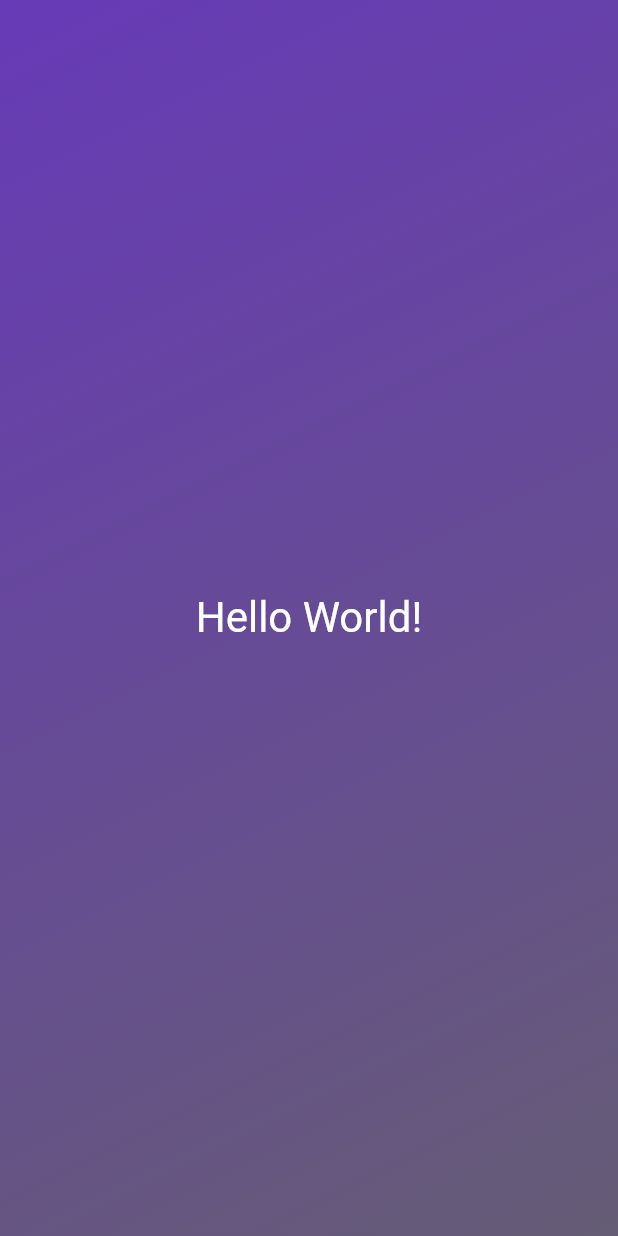
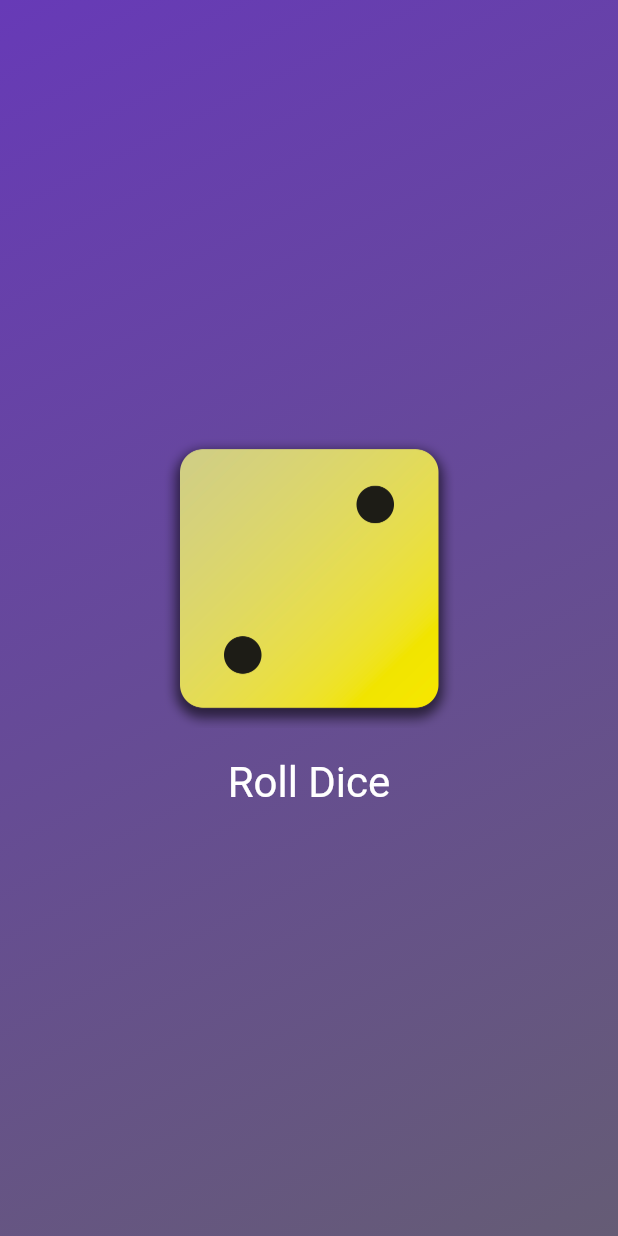
Before and after one commit to S-jooyoung/web-study.repo, a Flutter app: the screen it shows after launch, on a phone screen of 412 x 824 dp. Run offline on Flutter 3.47's test engine with Material 2 defaults, Android fonts, the light colour scheme and no system bars.

Commit message:
Feat: flutter - understanding stateful Widgets and make random dice

```diff
--- /dev/null
+++ b/flutter_basic/first_app/lib/dice_roller.dart
@@ -0,0 +1,41 @@
+import 'dart:math';
+
+import 'package:flutter/material.dart';
+
+final randomizer = Random();
+
+class DiceRoller extends StatefulWidget {
+  @override
+  State<DiceRoller> createState() {
+    return _DiceRollerState();
+  }
+}
+
+class _DiceRollerState extends State<DiceRoller> {
+  var currentDiceRoll = 2;
+
+  void rollDice() {
+    setState(() {
+      currentDiceRoll = randomizer.nextInt(6) + 1;
+    });
+  }
+
+  @override
+  Widget build(context) {
+    return Column(mainAxisSize: MainAxisSize.min, children: [
+      Image.asset(
+        'assets/images/dice-$currentDiceRoll.png',
+        width: 200,
+      ),
+      TextButton(
+        onPressed: rollDice,
+        style: TextButton.styleFrom(
+          padding: const EdgeInsets.only(top: 20),
+          foregroundColor: Colors.white,
+          textStyle: const TextStyle(fontSize: 28),
+        ),
+        child: const Text('Roll Dice'),
+      )
+    ]);
+  }
+}
--- a/flutter_basic/first_app/lib/gradient_container.dart
+++ b/flutter_basic/first_app/lib/gradient_container.dart
@@ -1,11 +1,11 @@
 import "package:flutter/material.dart";
-import 'package:first_app/styled_text.dart';
+import "package:first_app/dice_roller.dart";
 
 const startAlignment = Alignment.topLeft;
 const endAlignment = Alignment.bottomRight;
 
 class GradientContainer extends StatelessWidget {
-  const GradientContainer(this.colorList, {super.key});
+  GradientContainer(this.colorList, {super.key});
 
   final List<Color> colorList;
 
@@ -19,8 +19,8 @@ class GradientContainer extends StatelessWidget {
           colors: [...colorList],
         ),
       ),
-      child: const Center(
-        child: StyledText("Hello World!"),
+      child: Center(
+        child: DiceRoller(),
       ),
     );
   }
--- a/flutter_basic/first_app/lib/main.dart
+++ b/flutter_basic/first_app/lib/main.dart
@@ -3,9 +3,9 @@ import 'package:first_app/gradient_container.dart';
 
 void main() {
   runApp(
-    const MaterialApp(
+    MaterialApp(
       home: Scaffold(
-        body: GradientContainer([
+        body: GradientContainer(const [
           Colors.deepPurple,
           Color.fromARGB(255, 101, 92, 117),
         ]),
```
Also changed, not shown: flutter_basic/first_app/pubspec.yaml (+9 -7 lines), flutter_basic/first_app/assets/images/dice-1.png (added), flutter_basic/first_app/assets/images/dice-2.png (added), flutter_basic/first_app/assets/images/dice-3.png (added), flutter_basic/first_app/assets/images/dice-4.png (added), flutter_basic/first_app/assets/images/dice-5.png (added), flutter_basic/first_app/assets/images/dice-6.png (added).
